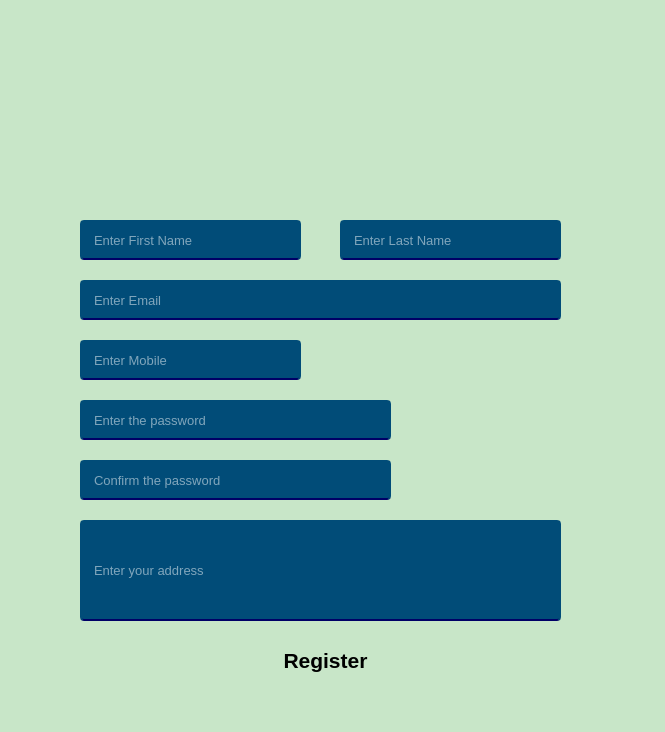
Before: the Qt Designer form frontend/register.ui in rushii1192/covid-mgmt, drawn with Qt 5.
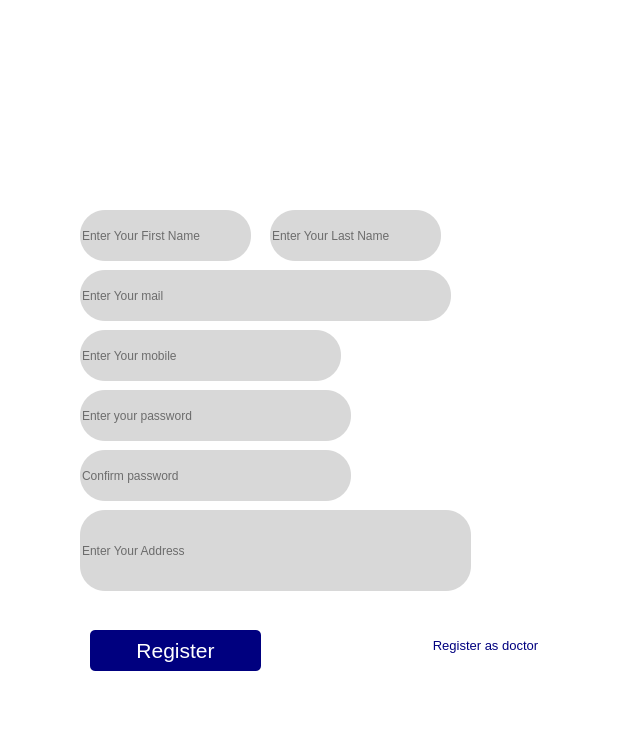
After: the same form once the commit is applied. Icons and pictures are not drawn.

The edit to the form file:
```diff
--- a/frontend/register.ui
+++ b/frontend/register.ui
@@ -6,7 +6,7 @@
    <rect>
     <x>0</x>
     <y>0</y>
-    <width>665</width>
+    <width>621</width>
     <height>732</height>
    </rect>
   </property>
@@ -14,206 +14,16 @@
    <string>RegisterWindow</string>
   </property>
   <property name="styleSheet">
-   <string notr="true">background-color:rgb(200,230,200);
+   <string notr="true">background-color:rgb(255,255,255);
 border-radius:10px;
 </string>
   </property>
   <widget class="QWidget" name="centralwidget">
-   <widget class="QLineEdit" name="firstName">
-    <property name="geometry">
-     <rect>
-      <x>80</x>
-      <y>220</y>
-      <width>221</width>
-      <height>40</height>
-     </rect>
-    </property>
-    <property name="font">
-     <font>
-      <pointsize>10</pointsize>
-     </font>
-    </property>
-    <property name="styleSheet">
-     <string notr="true">background-color:rgb(1,76,120);
-color:rgb(255,255,255);
-border-radius:4px;
-padding-left:10px;
-border:2px solid rgb(1,76,120);
-border-bottom-color:rgb(0, 0, 102);</string>
-    </property>
-    <property name="placeholderText">
-     <string>Enter First Name</string>
-    </property>
-   </widget>
-   <widget class="QLineEdit" name="lastName">
-    <property name="geometry">
-     <rect>
-      <x>340</x>
-      <y>220</y>
-      <width>221</width>
-      <height>40</height>
-     </rect>
-    </property>
-    <property name="font">
-     <font>
-      <pointsize>10</pointsize>
-     </font>
-    </property>
-    <property name="styleSheet">
-     <string notr="true">background-color:rgb(1,76,120);
-color:rgb(255,255,255);
-border-radius:4px;
-padding-left:10px;
-border:2px solid rgb(1,76,120);
-border-bottom-color:rgb(0, 0, 102);
-
-</string>
-    </property>
-    <property name="placeholderText">
-     <string>Enter Last Name</string>
-    </property>
-   </widget>
-   <widget class="QLineEdit" name="email">
-    <property name="geometry">
-     <rect>
-      <x>80</x>
-      <y>280</y>
-      <width>481</width>
-      <height>40</height>
-     </rect>
-    </property>
-    <property name="font">
-     <font>
-      <pointsize>10</pointsize>
-     </font>
-    </property>
-    <property name="styleSheet">
-     <string notr="true">background-color:rgb(1,76,120);
-color:rgb(255,255,255);
-border-radius:4px;
-padding-left:10px;
-border:2px solid rgb(1,76,120);
-border-bottom-color:rgb(0, 0, 102);</string>
-    </property>
-    <property name="placeholderText">
-     <string>Enter Email</string>
-    </property>
-   </widget>
-   <widget class="QLineEdit" name="mobile">
-    <property name="geometry">
-     <rect>
-      <x>80</x>
-      <y>340</y>
-      <width>221</width>
-      <height>40</height>
-     </rect>
-    </property>
-    <property name="font">
-     <font>
-      <pointsize>10</pointsize>
-     </font>
-    </property>
-    <property name="styleSheet">
-     <string notr="true">background-color:rgb(1,76,120);
-color:rgb(255,255,255);
-border-radius:4px;
-padding-left:10px;
-border:2px solid rgb(1,76,120);
-border-bottom-color:rgb(0, 0, 102);</string>
-    </property>
-    <property name="placeholderText">
-     <string>Enter Mobile</string>
-    </property>
-   </widget>
-   <widget class="QLineEdit" name="password">
-    <property name="geometry">
-     <rect>
-      <x>80</x>
-      <y>400</y>
-      <width>311</width>
-      <height>40</height>
-     </rect>
-    </property>
-    <property name="font">
-     <font>
-      <pointsize>10</pointsize>
-     </font>
-    </property>
-    <property name="styleSheet">
-     <string notr="true">background-color:rgb(1,76,120);
-color:rgb(255,255,255);
-border-radius:4px;
-padding-left:10px;
-border:2px solid rgb(1,76,120);
-border-bottom-color:rgb(0, 0, 102);</string>
-    </property>
-    <property name="echoMode">
-     <enum>QLineEdit::Password</enum>
-    </property>
-    <property name="placeholderText">
-     <string>Enter the password</string>
-    </property>
-   </widget>
-   <widget class="QLineEdit" name="cnfrmPassword">
-    <property name="geometry">
-     <rect>
-      <x>80</x>
-      <y>460</y>
-      <width>311</width>
-      <height>40</height>
-     </rect>
-    </property>
-    <property name="font">
-     <font>
-      <pointsize>10</pointsize>
-     </font>
-    </property>
-    <property name="styleSheet">
-     <string notr="true">background-color:rgb(1,76,120);
-color:rgb(255,255,255);
-border-radius:4px;
-padding-left:10px;
-border:2px solid rgb(1,76,120);
-border-bottom-color:rgb(0, 0, 102);</string>
-    </property>
-    <property name="echoMode">
-     <enum>QLineEdit::Password</enum>
-    </property>
-    <property name="placeholderText">
-     <string>Confirm the password</string>
-    </property>
-   </widget>
-   <widget class="QLineEdit" name="address">
-    <property name="geometry">
-     <rect>
-      <x>80</x>
-      <y>520</y>
-      <width>481</width>
-      <height>101</height>
-     </rect>
-    </property>
-    <property name="font">
-     <font>
-      <pointsize>10</pointsize>
-     </font>
-    </property>
-    <property name="styleSheet">
-     <string notr="true">background-color:rgb(1,76,120);
-color:rgb(255,255,255);
-border-radius:4px;
-padding-left:10px;
-border:2px solid rgb(1,76,120);
-border-bottom-color:rgb(0, 0, 102);</string>
-    </property>
-    <property name="placeholderText">
-     <string>Enter your address</string>
-    </property>
-   </widget>
    <widget class="QPushButton" name="registerButton">
     <property name="geometry">
      <rect>
-      <x>240</x>
-      <y>640</y>
+      <x>90</x>
+      <y>630</y>
       <width>171</width>
       <height>41</height>
      </rect>
@@ -221,40 +31,21 @@
     <property name="font">
      <font>
       <pointsize>16</pointsize>
-      <bold>true</bold>
+      <italic>false</italic>
+      <bold>false</bold>
      </font>
     </property>
     <property name="styleSheet">
-     <string notr="true">background-color:rgb(255,117,48);
-color:rgb(0,0,0);
+     <string notr="true">color: rgb(255, 255, 255);
+background-color: rgb(0, 0, 127);
 border-radius:5px;
-
-Qpushbutton#loginButton:pressed{
-background-color:rgb(255,255,16);
-}
-
+font: 16pt &quot;Segoe UI&quot;;
 </string>
     </property>
     <property name="text">
      <string>Register</string>
     </property>
    </widget>
-   <widget class="QLabel" name="label">
-    <property name="geometry">
-     <rect>
-      <x>260</x>
-      <y>50</y>
-      <width>121</width>
-      <height>131</height>
-     </rect>
-    </property>
-    <property name="text">
-     <string/>
-    </property>
-    <property name="pixmap">
-     <pixmap>images/add_120px.png</pixmap>
-    </property>
-   </widget>
    <widget class="QLabel" name="label_2">
     <property name="geometry">
      <rect>
@@ -351,6 +142,174 @@
      <pixmap>images/address_45px.png</pixmap>
     </property>
    </widget>
+   <widget class="QLineEdit" name="firstName">
+    <property name="geometry">
+     <rect>
+      <x>80</x>
+      <y>210</y>
+      <width>171</width>
+      <height>51</height>
+     </rect>
+    </property>
+    <property name="styleSheet">
+     <string notr="true">background-color: rgb(216, 216, 216);
+border-radius: 25px;</string>
+    </property>
+    <property name="placeholderText">
+     <string>Enter Your First Name</string>
+    </property>
+   </widget>
+   <widget class="QLineEdit" name="lastName">
+    <property name="geometry">
+     <rect>
+      <x>270</x>
+      <y>210</y>
+      <width>171</width>
+      <height>51</height>
+     </rect>
+    </property>
+    <property name="styleSheet">
+     <string notr="true">background-color: rgb(216, 216, 216);
+border-radius: 25px;</string>
+    </property>
+    <property name="placeholderText">
+     <string>Enter Your Last Name</string>
+    </property>
+   </widget>
+   <widget class="QLineEdit" name="mobile">
+    <property name="geometry">
+     <rect>
+      <x>80</x>
+      <y>330</y>
+      <width>261</width>
+      <height>51</height>
+     </rect>
+    </property>
+    <property name="styleSheet">
+     <string notr="true">background-color: rgb(216, 216, 216);
+border-radius: 25px;</string>
+    </property>
+    <property name="placeholderText">
+     <string>Enter Your mobile</string>
+    </property>
+   </widget>
+   <widget class="QLineEdit" name="email">
+    <property name="geometry">
+     <rect>
+      <x>80</x>
+      <y>270</y>
+      <width>371</width>
+      <height>51</height>
+     </rect>
+    </property>
+    <property name="styleSheet">
+     <string notr="true">background-color: rgb(216, 216, 216);
+border-radius: 25px;</string>
+    </property>
+    <property name="placeholderText">
+     <string>Enter Your mail</string>
+    </property>
+   </widget>
+   <widget class="QLineEdit" name="password">
+    <property name="geometry">
+     <rect>
+      <x>80</x>
+      <y>390</y>
+      <width>271</width>
+      <height>51</height>
+     </rect>
+    </property>
+    <property name="styleSheet">
+     <string notr="true">background-color: rgb(216, 216, 216);
+border-radius: 25px;</string>
+    </property>
+    <property name="echoMode">
+     <enum>QLineEdit::Password</enum>
+    </property>
+    <property name="placeholderText">
+     <string>Enter your password</string>
+    </property>
+   </widget>
+   <widget class="QLineEdit" name="address">
+    <property name="geometry">
+     <rect>
+      <x>80</x>
+      <y>510</y>
+      <width>391</width>
+      <height>81</height>
+     </rect>
+    </property>
+    <property name="styleSheet">
+     <string notr="true">background-color: rgb(216, 216, 216);
+border-radius: 25px;</string>
+    </property>
+    <property name="placeholderText">
+     <string>Enter Your Address</string>
+    </property>
+   </widget>
+   <widget class="QLineEdit" name="cnfrmPassword">
+    <property name="geometry">
+     <rect>
+      <x>80</x>
+      <y>450</y>
+      <width>271</width>
+      <height>51</height>
+     </rect>
+    </property>
+    <property name="styleSheet">
+     <string notr="true">background-color: rgb(216, 216, 216);
+border-radius: 25px;</string>
+    </property>
+    <property name="echoMode">
+     <enum>QLineEdit::Password</enum>
+    </property>
+    <property name="placeholderText">
+     <string>Confirm password</string>
+    </property>
+   </widget>
+   <widget class="QPushButton" name="doctorRegisterButton">
+    <property name="geometry">
+     <rect>
+      <x>390</x>
+      <y>630</y>
+      <width>191</width>
+      <height>31</height>
+     </rect>
+    </property>
+    <property name="font">
+     <font>
+      <pointsize>10</pointsize>
+      <italic>false</italic>
+      <bold>false</bold>
+     </font>
+    </property>
+    <property name="styleSheet">
+     <string notr="true">color: rgb(0, 0, 127);
+background-color: rgb(255, 255, 255);
+border-radius:5px;
+font: 10pt &quot;Segoe UI&quot;;
+</string>
+    </property>
+    <property name="text">
+     <string>Register as doctor</string>
+    </property>
+   </widget>
+   <widget class="QLabel" name="label">
+    <property name="geometry">
+     <rect>
+      <x>210</x>
+      <y>20</y>
+      <width>161</width>
+      <height>161</height>
+     </rect>
+    </property>
+    <property name="text">
+     <string/>
+    </property>
+    <property name="pixmap">
+     <pixmap>images/medical-logo.jpg</pixmap>
+    </property>
+   </widget>
   </widget>
   <widget class="QMenuBar" name="menubar">
    <property name="geometry">
```
Left out of the diff: 2 changed lines with no effect on the pictures.
